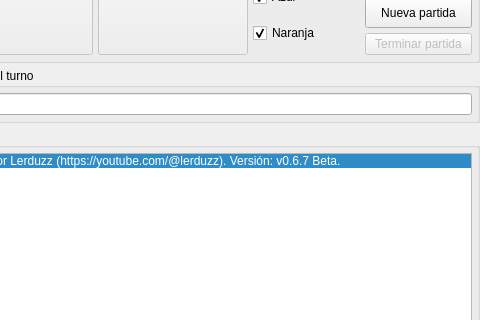
Old version of the form parchis.ui in the repository Lerduzz/Lerchis; both pictures show x 770 to 1250 and y 120 to 440 of the 1250 by 700 pixel window.
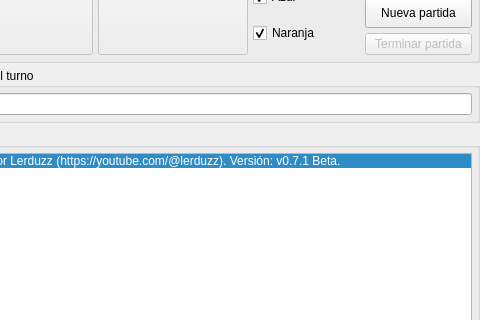
New version of the form. Icons and pictures are not drawn.

Commit message: Nueva beta.

```diff
--- a/parchis.ui
+++ b/parchis.ui
@@ -697,7 +697,7 @@
             </property>
             <item>
              <property name="text">
-              <string>Creado por Lerduzz (https://youtube.com/@lerduzz). Versión: v0.6.7 Beta.</string>
+              <string>Creado por Lerduzz (https://youtube.com/@lerduzz). Versión: v0.7.1 Beta.</string>
              </property>
              <property name="icon">
               <iconset resource="parchis.qrc">
```
Left out of the diff: 2 changed lines with no effect on the pictures. The commit also changes 1 other file.
